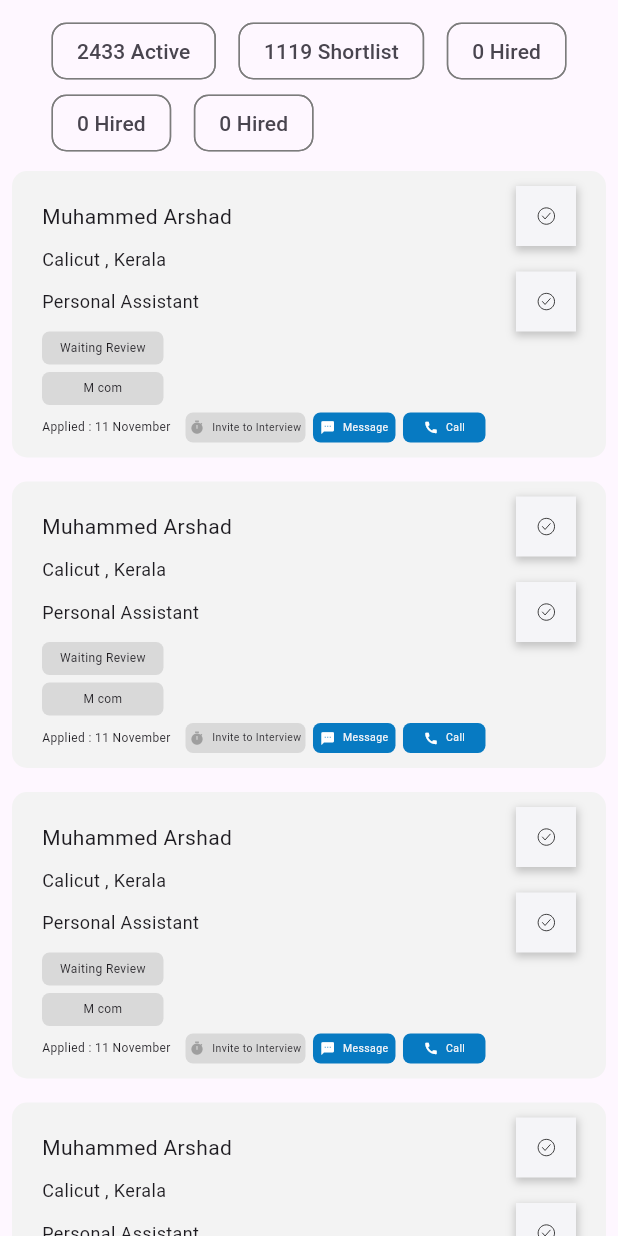
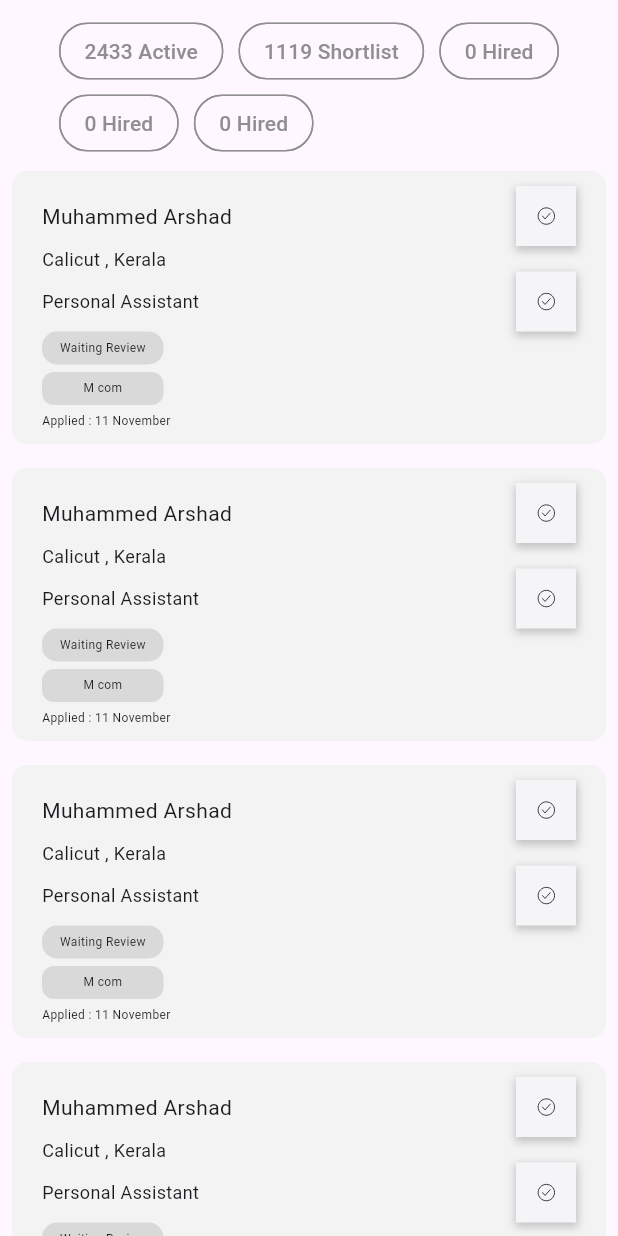
Before and after one commit to seclobproject/seclob-app-new, a Flutter app: the candidates screen opened directly, on a phone screen of 412 x 824 dp. Run offline on Flutter 3.47's test engine with Material 3 defaults, Android fonts, the phone set to English and light mode, and no system bars; our stand-ins replace carousel_slider, fl_chart, flutter_rating_bar, flutter_svg.

Commit message:
candidates filter

```diff
--- a/lib/screens/home_page/job_page/employer/candidates_tab.dart
+++ b/lib/screens/home_page/job_page/employer/candidates_tab.dart
@@ -10,6 +10,7 @@ class candidates extends StatefulWidget {
 
 class _candidatesState extends State<candidates> {
   String selectedChoice = '';
+  Color activeColor = greytext;
 
   @override
   Widget build(BuildContext context) {
@@ -20,7 +21,7 @@ class _candidatesState extends State<candidates> {
           children: <Widget>[
             SizedBox(height: 10,),
             Wrap(
-              spacing: 15,
+              spacing: 10,
               children: _buildChoiceList(),
             ),
 
@@ -70,6 +71,7 @@ class _candidatesState extends State<candidates> {
                                       width: 25,
                                       height: 25,
                                       fit: BoxFit.scaleDown,
+
                                     ),
                                   )
                                 ],
@@ -112,7 +114,7 @@ class _candidatesState extends State<candidates> {
                                 width: 81,
                                 decoration: BoxDecoration(
                                     color: chipcolor1,
-                                    borderRadius: BorderRadius.all(Radius.circular(5))
+                                    borderRadius: BorderRadius.all(Radius.circular(10))
                                 ),
                                 child: Center(child: Text("Waiting Review",style: TextStyle(fontSize: 8),)),
                               ),
@@ -124,85 +126,14 @@ class _candidatesState extends State<candidates> {
                                 width: 81,
                                 decoration: BoxDecoration(
                                     color: chipcolor1,
-                                    borderRadius: BorderRadius.all(Radius.circular(5))
+                                    borderRadius: BorderRadius.all(Radius.circular(8))
                                 ),
                                 child: Center(child: Text("M com",style: TextStyle(fontSize: 8),)),
                               ),
 
                               SizedBox(height: 5,),
 
-                              Row(
-                                children: [
-
-                                  Text("Applied : 11 November",style: TextStyle(fontSize: 8),),
-
-                                  SizedBox(width: 10,),
-
-                                  Container(
-                                    height: 20,
-                                    width: 80,
-                                    decoration: BoxDecoration(
-                                        color: chipcolor1,
-                                        borderRadius: BorderRadius.all(Radius.circular(5))),
-                                    child: Row(
-                                      mainAxisAlignment: MainAxisAlignment.center,
-                                      children: [
-                                        Icon(
-                                          Icons.timer,
-                                          color: Colors.grey,
-                                          size: 10,
-                                        ),
-                                        SizedBox(width: 5,),
-                                        Text("Invite to Interview",style: TextStyle(fontSize: 7),),
-                                      ],
-                                    ),
-                                  ),
-
-                                  SizedBox(width: 5,),
-
-                                  Container(
-                                    height: 20,
-                                    width: 55,
-                                    decoration: BoxDecoration(
-                                        color: bluetext,
-                                        borderRadius: BorderRadius.all(Radius.circular(5))),
-                                    child: Row(
-                                      mainAxisAlignment: MainAxisAlignment.center,
-                                      children: [
-                                        Icon(
-                                          Icons.sms,
-                                          color: Colors.white,
-                                          size: 10,
-                                        ),
-                                        SizedBox(width: 5,),
-                                        Text("Message",style: TextStyle(fontSize: 7,color: bg1),),
-                                      ],
-                                    ),
-                                  ),
-
-                                  SizedBox(width: 5,),
-                                  Container(
-                                    height: 20,
-                                    width: 55,
-                                    decoration: BoxDecoration(
-                                        color: bluetext,
-                                        borderRadius: BorderRadius.all(Radius.circular(5))),
-                                    child: Row(
-                                      mainAxisAlignment: MainAxisAlignment.center,
-                                      children: [
-                                        Icon(
-                                          Icons.call,
-                                          color: Colors.white,
-                                          size: 10,
-                                        ),
-                                        SizedBox(width: 5,),
-                                        Text("Call",style: TextStyle(fontSize: 7,color: bg1),),
-                                      ],
-                                    ),
-                                  )
-
-                                ],
-                              ),
+                              Text("Applied : 11 November",style: TextStyle(fontSize: 8),),
 
                               SizedBox(height: 10,)
                             ],
@@ -228,18 +159,22 @@ class _candidatesState extends State<candidates> {
     return choices.map((String choice) {
       return ChoiceChip(
         backgroundColor: Colors.transparent,
+        selectedColor: Colors.transparent,
         label: Text(choice),
+        labelStyle: TextStyle( color: selectedChoice == choice ? blue : textgray),
         selected: selectedChoice == choice,
         onSelected: (bool selected) {
           setState(() {
             selectedChoice = selected ? choice : '';
+
           });
         },
         shape: RoundedRectangleBorder(
           side: BorderSide(
-            color: greytext, // Change this color to your desired gray color, // Adjust the width as needed
+             color: selectedChoice == choice ? blue : textgray, // Change this color to your desired gray color, // Adjust the width as needed
           ),
-          borderRadius: BorderRadius.circular(10), // Adjust the border radius as needed
+          borderRadius: BorderRadius.circular(20),
+           // Adjust the border radius as needed
         ),
       );
     }).toList();
```
